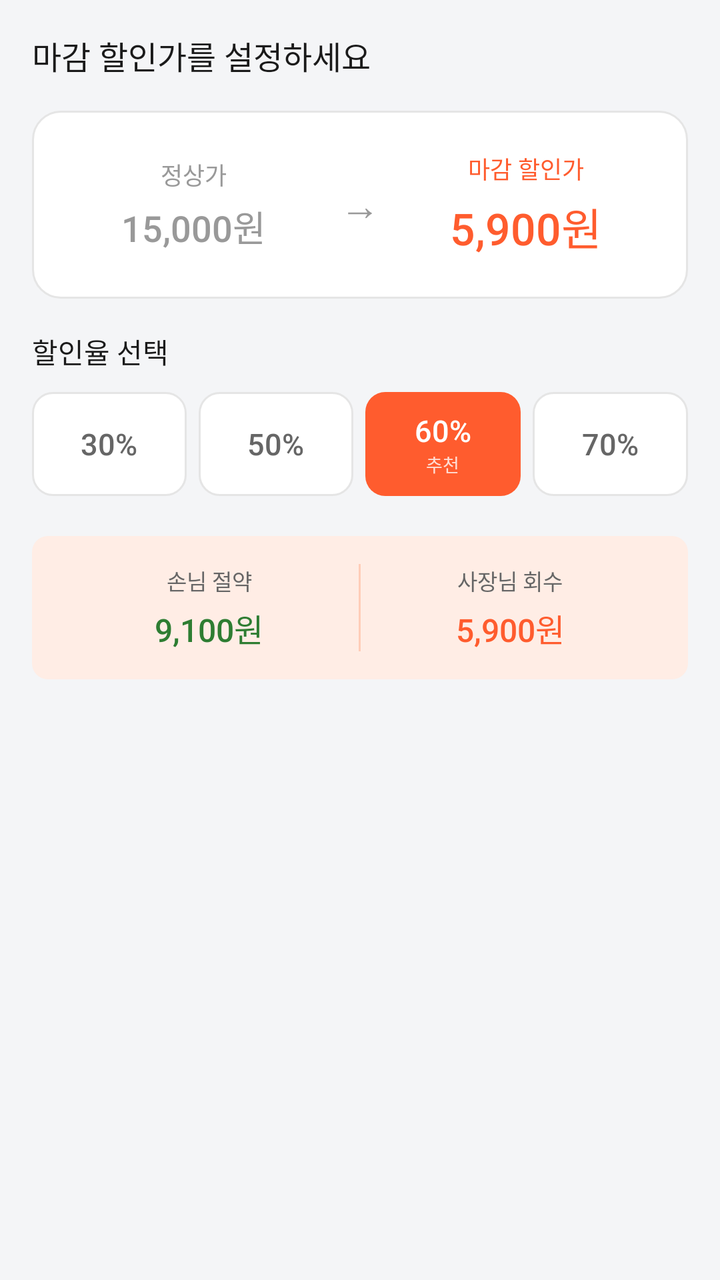
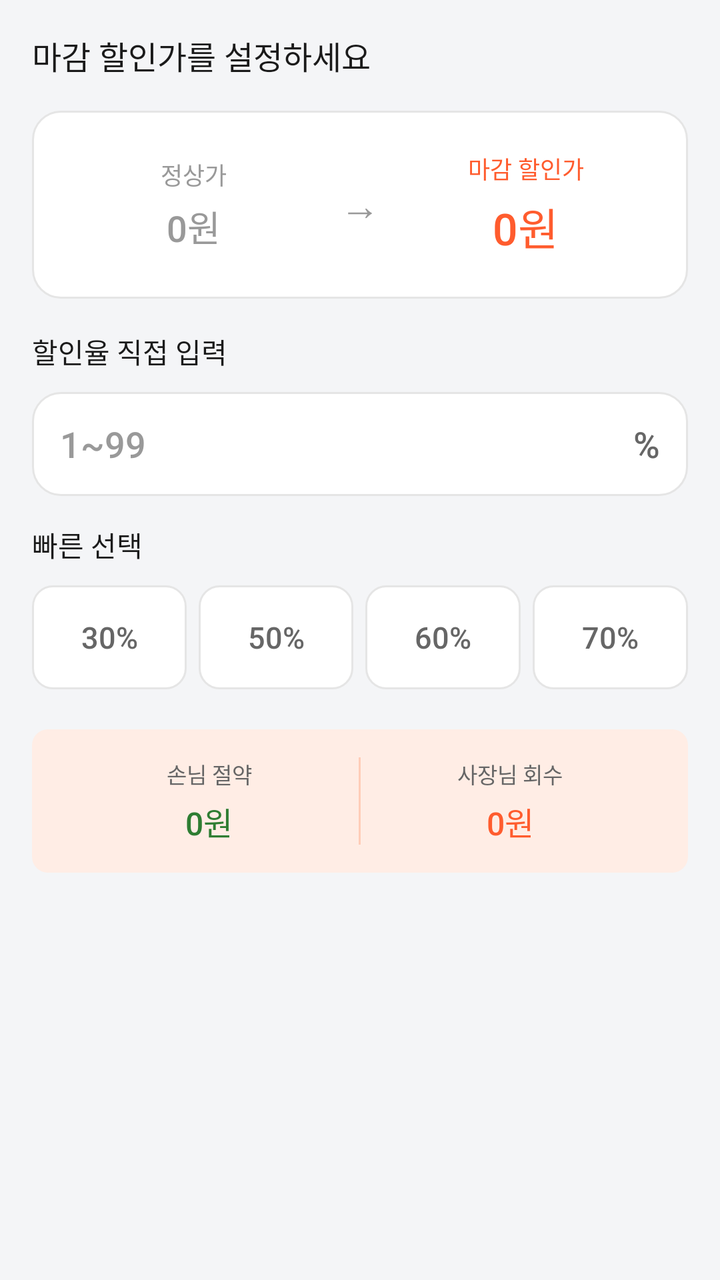

An Android layout rendered at two revisions. The XML below is the earlier revision; the diff shows what the commit changed to produce the second picture.
<!-- AndroidManifest.xml: application theme Theme.Deuktemsiru_seller -->
<!-- res/layout/step2_price_setting.xml -->
<?xml version="1.0" encoding="utf-8"?>
<androidx.core.widget.NestedScrollView
    xmlns:android="http://schemas.android.com/apk/res/android"
    android:layout_width="match_parent"
    android:layout_height="match_parent"
    android:background="@color/surface">

    <LinearLayout
        android:layout_width="match_parent"
        android:layout_height="wrap_content"
        android:orientation="vertical"
        android:padding="16dp">

        <TextView
            android:layout_width="wrap_content"
            android:layout_height="wrap_content"
            android:text="마감 할인가를 설정하세요"
            android:textSize="16sp"
            android:textColor="@color/text"
            android:fontFamily="sans-serif-medium"
            android:layout_marginBottom="16dp" />

        
        <LinearLayout
            android:layout_width="match_parent"
            android:layout_height="wrap_content"
            android:orientation="horizontal"
            android:gravity="center_vertical"
            android:background="@drawable/bg_card_white"
            android:padding="20dp"
            android:layout_marginBottom="16dp">

            <LinearLayout
                android:layout_width="0dp"
                android:layout_height="wrap_content"
                android:layout_weight="1"
                android:orientation="vertical"
                android:gravity="center">

                <TextView
                    android:layout_width="wrap_content"
                    android:layout_height="wrap_content"
                    android:text="정상가"
                    android:textSize="12sp"
                    android:textColor="@color/text_muted" />

                <TextView
                    android:layout_width="wrap_content"
                    android:layout_height="wrap_content"
                    android:text="15,000원"
                    android:textSize="18sp"
                    android:textColor="@color/text_muted"
                    android:fontFamily="sans-serif-medium"
                    android:layout_marginTop="4dp" />

            </LinearLayout>

            <TextView
                android:layout_width="wrap_content"
                android:layout_height="wrap_content"
                android:text="→"
                android:textSize="20sp"
                android:textColor="@color/text_muted"
                android:layout_marginStart="12dp"
                android:layout_marginEnd="12dp" />

            <LinearLayout
                android:layout_width="0dp"
                android:layout_height="wrap_content"
                android:layout_weight="1"
                android:orientation="vertical"
                android:gravity="center">

                <TextView
                    android:layout_width="wrap_content"
                    android:layout_height="wrap_content"
                    android:text="마감 할인가"
                    android:textSize="12sp"
                    android:textColor="@color/primary" />

                <TextView
                    android:id="@+id/tv_discount_price"
                    android:layout_width="wrap_content"
                    android:layout_height="wrap_content"
                    android:text="5,900원"
                    android:textSize="22sp"
                    android:textColor="@color/primary"
                    android:fontFamily="sans-serif-medium"
                    android:layout_marginTop="4dp" />

            </LinearLayout>

        </LinearLayout>

        
        <TextView
            android:layout_width="wrap_content"
            android:layout_height="wrap_content"
            android:text="할인율 선택"
            android:textSize="14sp"
            android:textColor="@color/text"
            android:fontFamily="sans-serif-medium"
            android:layout_marginBottom="10dp" />

        <LinearLayout
            android:layout_width="match_parent"
            android:layout_height="wrap_content"
            android:orientation="horizontal"
            android:layout_marginBottom="20dp">

            <LinearLayout
                android:id="@+id/preset_30"
                android:layout_width="0dp"
                android:layout_height="52dp"
                android:layout_weight="1"
                android:orientation="vertical"
                android:gravity="center"
                android:background="@drawable/bg_discount_preset_normal"
                android:layout_marginEnd="6dp"
                android:clickable="true"
                android:focusable="true">

                <TextView
                    android:layout_width="wrap_content"
                    android:layout_height="wrap_content"
                    android:text="30%"
                    android:textSize="15sp"
                    android:textColor="@color/text_sub"
                    android:fontFamily="sans-serif-medium" />

            </LinearLayout>

            <LinearLayout
                android:id="@+id/preset_50"
                android:layout_width="0dp"
                android:layout_height="52dp"
                android:layout_weight="1"
                android:orientation="vertical"
                android:gravity="center"
                android:background="@drawable/bg_discount_preset_normal"
                android:layout_marginEnd="6dp"
                android:clickable="true"
                android:focusable="true">

                <TextView
                    android:layout_width="wrap_content"
                    android:layout_height="wrap_content"
                    android:text="50%"
                    android:textSize="15sp"
                    android:textColor="@color/text_sub"
                    android:fontFamily="sans-serif-medium" />

            </LinearLayout>

            <LinearLayout
                android:id="@+id/preset_60"
                android:layout_width="0dp"
                android:layout_height="52dp"
                android:layout_weight="1"
                android:orientation="vertical"
                android:gravity="center"
                android:background="@drawable/bg_discount_preset_selected"
                android:layout_marginEnd="6dp"
                android:clickable="true"
                android:focusable="true">

                <TextView
                    android:layout_width="wrap_content"
                    android:layout_height="wrap_content"
                    android:text="60%"
                    android:textSize="15sp"
                    android:textColor="@color/white"
                    android:fontFamily="sans-serif-medium" />

                <TextView
                    android:layout_width="wrap_content"
                    android:layout_height="wrap_content"
                    android:text="추천"
                    android:textSize="9sp"
                    android:textColor="#CCFFFFFF"
                    android:fontFamily="sans-serif-medium" />

            </LinearLayout>

            <LinearLayout
                android:id="@+id/preset_70"
                android:layout_width="0dp"
                android:layout_height="52dp"
                android:layout_weight="1"
                android:orientation="vertical"
                android:gravity="center"
                android:background="@drawable/bg_discount_preset_normal"
                android:clickable="true"
                android:focusable="true">

                <TextView
                    android:layout_width="wrap_content"
                    android:layout_height="wrap_content"
                    android:text="70%"
                    android:textSize="15sp"
                    android:textColor="@color/text_sub"
                    android:fontFamily="sans-serif-medium" />

            </LinearLayout>

        </LinearLayout>

        
        <LinearLayout
            android:layout_width="match_parent"
            android:layout_height="wrap_content"
            android:orientation="horizontal"
            android:background="@drawable/bg_rounded_primary_light"
            android:padding="14dp">

            <LinearLayout
                android:layout_width="0dp"
                android:layout_height="wrap_content"
                android:layout_weight="1"
                android:orientation="vertical"
                android:gravity="center">

                <TextView
                    android:layout_width="wrap_content"
                    android:layout_height="wrap_content"
                    android:text="손님 절약"
                    android:textSize="11sp"
                    android:textColor="@color/text_sub" />

                <TextView
                    android:layout_width="wrap_content"
                    android:layout_height="wrap_content"
                    android:text="9,100원"
                    android:textSize="16sp"
                    android:textColor="@color/success"
                    android:fontFamily="sans-serif-medium"
                    android:layout_marginTop="4dp" />

            </LinearLayout>

            <View
                android:layout_width="1dp"
                android:layout_height="match_parent"
                android:background="#FFCDB8" />

            <LinearLayout
                android:layout_width="0dp"
                android:layout_height="wrap_content"
                android:layout_weight="1"
                android:orientation="vertical"
                android:gravity="center">

                <TextView
                    android:layout_width="wrap_content"
                    android:layout_height="wrap_content"
                    android:text="사장님 회수"
                    android:textSize="11sp"
                    android:textColor="@color/text_sub" />

                <TextView
                    android:layout_width="wrap_content"
                    android:layout_height="wrap_content"
                    android:text="5,900원"
                    android:textSize="16sp"
                    android:textColor="@color/primary"
                    android:fontFamily="sans-serif-medium"
                    android:layout_marginTop="4dp" />

            </LinearLayout>

        </LinearLayout>

    </LinearLayout>

</androidx.core.widget.NestedScrollView>
<!-- resources referenced by this layout -->
<resources>
  <color name="primary">#FFFF5C2E</color>
  <color name="success">#FF2E7D32</color>
  <color name="surface">#FFF4F5F7</color>
  <color name="text">#FF1A1A1A</color>
  <color name="text_muted">#FF999999</color>
  <color name="text_sub">#FF666666</color>
  <color name="white">#FFFFFFFF</color>
  <!-- drawable bg_card_white (drawable) -->
  <?xml version="1.0" encoding="utf-8"?>
  <shape xmlns:android="http://schemas.android.com/apk/res/android"
      android:shape="rectangle">
      <solid android:color="#FFFFFF" />
      <stroke android:width="1dp" android:color="#E5E5E5" />
      <corners android:radius="14dp" />
  </shape>
  <!-- drawable bg_discount_preset_normal (drawable) -->
  <?xml version="1.0" encoding="utf-8"?>
  <shape xmlns:android="http://schemas.android.com/apk/res/android"
      android:shape="rectangle">
      <solid android:color="#FFFFFF" />
      <stroke android:width="1dp" android:color="#E5E5E5" />
      <corners android:radius="10dp" />
  </shape>
  <!-- drawable bg_discount_preset_selected (drawable) -->
  <?xml version="1.0" encoding="utf-8"?>
  <shape xmlns:android="http://schemas.android.com/apk/res/android"
      android:shape="rectangle">
      <solid android:color="#FF5C2E" />
      <corners android:radius="10dp" />
  </shape>
  <!-- drawable bg_rounded_primary_light (drawable) -->
  <?xml version="1.0" encoding="utf-8"?>
  <shape xmlns:android="http://schemas.android.com/apk/res/android"
      android:shape="rectangle">
      <solid android:color="#FFEDE5" />
      <corners android:radius="8dp" />
  </shape>
  <style name="Theme.Deuktemsiru_seller" parent="Base.Theme.Deuktemsiru_seller" />
  <style name="Base.Theme.Deuktemsiru_seller" parent="Theme.Material3.Light.NoActionBar">
          <item name="colorPrimary">@color/primary</item>
          <item name="colorPrimaryVariant">@color/primary_dark</item>
          <item name="colorOnPrimary">@color/white</item>
          <item name="colorSurface">@color/surface</item>
          <item name="android:colorBackground">@color/surface</item>
          <item name="android:fontFamily">sans-serif</item>
          <item name="bottomNavigationStyle">@style/Widget.App.BottomNav</item>
      </style>
  <color name="primary_dark">#FF6B2B12</color>
  <style name="Widget.App.BottomNav" parent="Widget.Material3.BottomNavigationView">
          <item name="itemIconTint">@color/bottom_nav_color</item>
          <item name="itemTextColor">@color/bottom_nav_color</item>
          <item name="itemActiveIndicatorStyle">@style/Widget.App.ActiveIndicator</item>
      </style>
  <style name="Widget.App.ActiveIndicator" parent="Widget.Material3.BottomNavigationView.ActiveIndicator">
          <item name="android:color">@color/primary_light</item>
      </style>
  <color name="primary_light">#FFFFEDE5</color>
</resources>

<!-- the commit's change to res/layout/step2_price_setting.xml (unified diff, before → after) -->
@@ -20,7 +20,6 @@
             android:fontFamily="sans-serif-medium"
             android:layout_marginBottom="16dp" />
 
-        
         <LinearLayout
             android:layout_width="match_parent"
             android:layout_height="wrap_content"
@@ -45,9 +44,10 @@
                     android:textColor="@color/text_muted" />
 
                 <TextView
-                    android:layout_width="wrap_content"
-                    android:layout_height="wrap_content"
-                    android:text="15,000원"
+                    android:id="@+id/tv_original_price"
+                    android:layout_width="wrap_content"
+                    android:layout_height="wrap_content"
+                    android:text="0원"
                     android:textSize="18sp"
                     android:textColor="@color/text_muted"
                     android:fontFamily="sans-serif-medium"
@@ -82,7 +82,7 @@
                     android:id="@+id/tv_discount_price"
                     android:layout_width="wrap_content"
                     android:layout_height="wrap_content"
-                    android:text="5,900원"
+                    android:text="0원"
                     android:textSize="22sp"
                     android:textColor="@color/primary"
                     android:fontFamily="sans-serif-medium"
@@ -92,11 +92,10 @@
 
         </LinearLayout>
 
-        
         <TextView
             android:layout_width="wrap_content"
             android:layout_height="wrap_content"
-            android:text="할인율 선택"
+            android:text="할인율 직접 입력"
             android:textSize="14sp"
             android:textColor="@color/text"
             android:fontFamily="sans-serif-medium"
@@ -104,108 +103,115 @@
 
         <LinearLayout
             android:layout_width="match_parent"
+            android:layout_height="52dp"
+            android:orientation="horizontal"
+            android:gravity="center_vertical"
+            android:background="@drawable/bg_card_white"
+            android:paddingStart="14dp"
+            android:paddingEnd="14dp"
+            android:layout_marginBottom="14dp">
+
+            <EditText
+                android:id="@+id/et_discount_rate"
+                android:layout_width="0dp"
+                android:layout_height="match_parent"
+                android:layout_weight="1"
+                android:background="@android:color/transparent"
+                android:hint="1~99"
+                android:inputType="number"
+                android:maxLength="2"
+                android:singleLine="true"
+                android:textColor="@color/text"
+                android:textColorHint="@color/text_muted"
+                android:textSize="18sp"
+                android:fontFamily="sans-serif-medium" />
+
+            <TextView
+                android:layout_width="wrap_content"
+                android:layout_height="wrap_content"
+                android:text="%"
+                android:textSize="18sp"
+                android:textColor="@color/text_sub"
+                android:fontFamily="sans-serif-medium" />
+
+        </LinearLayout>
+
+        <TextView
+            android:layout_width="wrap_content"
+            android:layout_height="wrap_content"
+            android:text="빠른 선택"
+            android:textSize="14sp"
+            android:textColor="@color/text"
+            android:fontFamily="sans-serif-medium"
+            android:layout_marginBottom="10dp" />
+
+        <LinearLayout
+            android:layout_width="match_parent"
             android:layout_height="wrap_content"
             android:orientation="horizontal"
             android:layout_marginBottom="20dp">
 
-            <LinearLayout
+            <TextView
                 android:id="@+id/preset_30"
                 android:layout_width="0dp"
                 android:layout_height="52dp"
                 android:layout_weight="1"
-                android:orientation="vertical"
-                android:gravity="center"
-                android:background="@drawable/bg_discount_preset_normal"
+                android:gravity="center"
+                android:background="@drawable/bg_discount_preset_normal"
+                android:text="30%"
+                android:textSize="15sp"
+                android:textColor="@color/text_sub"
+                android:fontFamily="sans-serif-medium"
                 android:layout_marginEnd="6dp"
                 android:clickable="true"
-                android:focusable="true">
-
-                <TextView
-                    android:layout_width="wrap_content"
-                    android:layout_height="wrap_content"
-                    android:text="30%"
-                    android:textSize="15sp"
-                    android:textColor="@color/text_sub"
-                    android:fontFamily="sans-serif-medium" />
-
-            </LinearLayout>
-
-            <LinearLayout
+                android:focusable="true" />
+
+            <TextView
                 android:id="@+id/preset_50"
                 android:layout_width="0dp"
                 android:layout_height="52dp"
                 android:layout_weight="1"
-                android:orientation="vertical"
-                android:gravity="center"
-                android:background="@drawable/bg_discount_preset_normal"
+                android:gravity="center"
+                android:background="@drawable/bg_discount_preset_normal"
+                android:text="50%"
+                android:textSize="15sp"
+                android:textColor="@color/text_sub"
+                android:fontFamily="sans-serif-medium"
                 android:layout_marginEnd="6dp"
                 android:clickable="true"
-                android:focusable="true">
-
-                <TextView
-                    android:layout_width="wrap_content"
-                    android:layout_height="wrap_content"
-                    android:text="50%"
-                    android:textSize="15sp"
-                    android:textColor="@color/text_sub"
-                    android:fontFamily="sans-serif-medium" />
-
-            </LinearLayout>
-
-            <LinearLayout
+                android:focusable="true" />
+
+            <TextView
                 android:id="@+id/preset_60"
                 android:layout_width="0dp"
                 android:layout_height="52dp"
                 android:layout_weight="1"
-                android:orientation="vertical"
-                android:gravity="center"
-                android:background="@drawable/bg_discount_preset_selected"
+                android:gravity="center"
+                android:background="@drawable/bg_discount_preset_normal"
+                android:text="60%"
+                android:textSize="15sp"
+                android:textColor="@color/text_sub"
+                android:fontFamily="sans-serif-medium"
                 android:layout_marginEnd="6dp"
                 android:clickable="true"
-                android:focusable="true">
-
-                <TextView
-                    android:layout_width="wrap_content"
-                    android:layout_height="wrap_content"
-                    android:text="60%"
-                    android:textSize="15sp"
-                    android:textColor="@color/white"
-                    android:fontFamily="sans-serif-medium" />
-
-                <TextView
-                    android:layout_width="wrap_content"
-                    android:layout_height="wrap_content"
-                    android:text="추천"
-                    android:textSize="9sp"
-                    android:textColor="#CCFFFFFF"
-                    android:fontFamily="sans-serif-medium" />
-
-            </LinearLayout>
-
-            <LinearLayout
+                android:focusable="true" />
+
+            <TextView
                 android:id="@+id/preset_70"
                 android:layout_width="0dp"
                 android:layout_height="52dp"
                 android:layout_weight="1"
-                android:orientation="vertical"
-                android:gravity="center"
-                android:background="@drawable/bg_discount_preset_normal"
-                android:clickable="true"
-                android:focusable="true">
-
-                <TextView
-                    android:layout_width="wrap_content"
-                    android:layout_height="wrap_content"
-                    android:text="70%"
-                    android:textSize="15sp"
-                    android:textColor="@color/text_sub"
-                    android:fontFamily="sans-serif-medium" />
-
-            </LinearLayout>
-
-        </LinearLayout>
-
-        
+                android:gravity="center"
+                android:background="@drawable/bg_discount_preset_normal"
+                android:text="70%"
+                android:textSize="15sp"
+                android:textColor="@color/text_sub"
+                android:fontFamily="sans-serif-medium"
+                android:clickable="true"
+                android:focusable="true" />
+
+        </LinearLayout>
+
         <LinearLayout
             android:layout_width="match_parent"
             android:layout_height="wrap_content"
@@ -228,9 +234,10 @@
                     android:textColor="@color/text_sub" />
 
                 <TextView
-                    android:layout_width="wrap_content"
-                    android:layout_height="wrap_content"
-                    android:text="9,100원"
+                    android:id="@+id/tv_customer_saving"
+                    android:layout_width="wrap_content"
+                    android:layout_height="wrap_content"
+                    android:text="0원"
                     android:textSize="16sp"
                     android:textColor="@color/success"
                     android:fontFamily="sans-serif-medium"
@@ -258,9 +265,10 @@
                     android:textColor="@color/text_sub" />
 
                 <TextView
-                    android:layout_width="wrap_content"
-                    android:layout_height="wrap_content"
-                    android:text="5,900원"
+                    android:id="@+id/tv_seller_recovery"
+                    android:layout_width="wrap_content"
+                    android:layout_height="wrap_content"
+                    android:text="0원"
                     android:textSize="16sp"
                     android:textColor="@color/primary"
                     android:fontFamily="sans-serif-medium"
<!-- resource entries referenced after the edit -->
@@ -21,13 +21,6 @@
       android:shape="rectangle">
       <solid android:color="#FFFFFF" />
       <stroke android:width="1dp" android:color="#E5E5E5" />
-      <corners android:radius="10dp" />
-  </shape>
-  <!-- drawable bg_discount_preset_selected (drawable) -->
-  <?xml version="1.0" encoding="utf-8"?>
-  <shape xmlns:android="http://schemas.android.com/apk/res/android"
-      android:shape="rectangle">
-      <solid android:color="#FF5C2E" />
       <corners android:radius="10dp" />
   </shape>
   <!-- drawable bg_rounded_primary_light (drawable) -->
